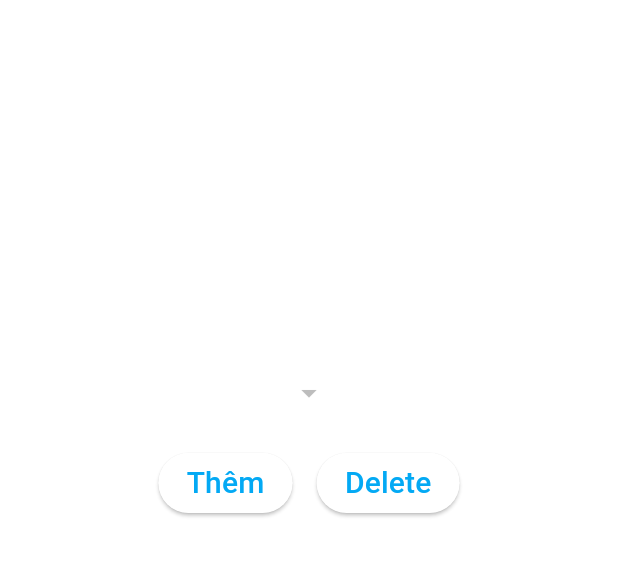
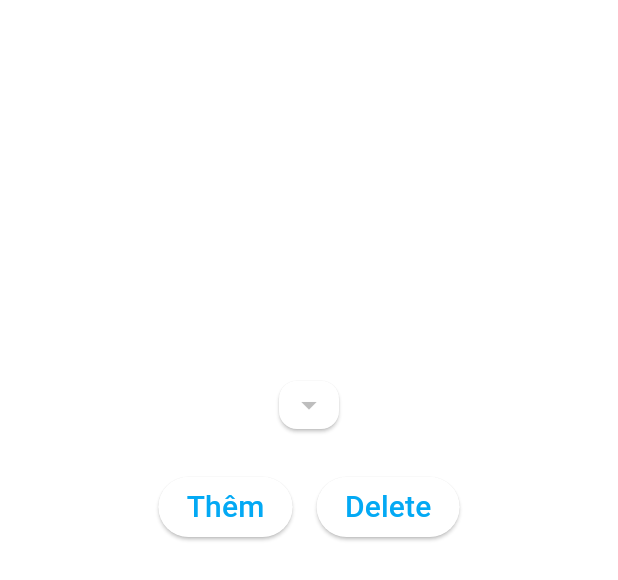
Before and after one commit to Tran-Duc-Nhat-Nam/my_flutter_app, a Flutter app: the HorizontalInputArea widget shown alone on an empty page, opened directly with empty values, on a phone screen of 412 x 824 dp. Shown: the top 580 px of the screen. Run offline on Flutter 3.47's test engine with Material 2 defaults, Android fonts, the phone set to English and light mode, and no system bars; our stand-ins replace firebase_core, firebase_database, youtube_player_iframe; accounts and stored records are empty.

Commit message:
Probably the final update

```diff
--- a/lib/Screens/employee_screen.dart
+++ b/lib/Screens/employee_screen.dart
@@ -292,9 +292,9 @@ class SafeEmployeeGUI extends StatelessWidget {
         const DataTableHeader(
           text: "Nhân viên",
         ),
-        EmployeeTable(getData: getDepartmentData),
+        EmployeeTable(getData: getEmployeeData),
         const DataTableHeader(
-          text: "Nhân viên",
+          text: "Phòng ban",
         ),
         DepartmentTable(getData: getDepartmentData),
         InputArea(
--- a/lib/Widgets/Employee/InputArea/horizontal_layout.dart
+++ b/lib/Widgets/Employee/InputArea/horizontal_layout.dart
@@ -57,11 +57,14 @@ class _HorizontalInputAreaState extends State<HorizontalInputArea> {
                 )),
             Expanded(
               flex: 6,
+              child: Tooltip(
+                message: "Vui lòng chỉ nhập số",
                 child: TextField(
                   readOnly: isReadOnly,
                   inputFormatters: [FilteringTextInputFormatter.digitsOnly],
                   keyboardType: TextInputType.number,
                   controller: widget.getIdControl(),
+                ),
               ),
             ),
           ],
@@ -121,10 +124,37 @@ class _HorizontalInputAreaState extends State<HorizontalInputArea> {
         ),
         Column(
           children: [
-            Padding(
-              padding: const EdgeInsets.only(top: 16.0),
+            Container(
+              margin: const EdgeInsets.all(16.0),
+              child: Card(
+                child: Padding(
+                  padding: const EdgeInsets.only(
+                    left: 8.0,
+                    top: 4.0,
+                    right: 8.0,
+                    bottom: 4.0,
+                  ),
                   child: DropdownButtonHideUnderline(
                     child: DropdownButton<Department>(
+                      focusColor: Colors.white,
+                      selectedItemBuilder: (context) {
+                        return widget.departmentList.map((item) {
+                          return Padding(
+                            padding: const EdgeInsets.only(
+                              left: 8.0,
+                              right: 8.0,
+                            ),
+                            child: Center(
+                              child: Text(
+                                item.name,
+                                style: const TextStyle(
+                                  color: Colors.lightBlue,
+                                ),
+                              ),
+                            ),
+                          );
+                        }).toList();
+                      },
                       dropdownColor: Colors.blue,
                       items: widget.departmentList.map((item) {
                         return DropdownMenuItem<Department>(
@@ -148,11 +178,11 @@ class _HorizontalInputAreaState extends State<HorizontalInputArea> {
                     ),
                   ),
                 ),
+              ),
+            ),
           ],
         ),
-        Container(
-            margin: const EdgeInsets.all(16),
-            child: Row(
+        Row(
           mainAxisAlignment: MainAxisAlignment.center,
           children: [
             Padding(
@@ -175,7 +205,7 @@ class _HorizontalInputAreaState extends State<HorizontalInputArea> {
                   getIdControl: widget.getIdControl, getRef: widget.getRef),
             ),
           ],
-            )),
+        ),
       ],
     );
   }
--- a/lib/Widgets/table_header.dart
+++ b/lib/Widgets/table_header.dart
@@ -14,8 +14,8 @@ class DataTableHeader extends StatelessWidget {
         decoration: BoxDecoration(
             color: Colors.white,
             border: Border.all(color: Colors.white),
-            borderRadius: const BorderRadius.all(Radius.circular(25))),
-        margin: const EdgeInsets.all(16),
+            borderRadius: const BorderRadius.all(Radius.circular(10))),
+        margin: const EdgeInsets.all(12),
         child: Padding(
           padding: const EdgeInsets.only(
             top: 4,
```
Also changed, not shown: lib/Models/Employee.dart (+11 -0 lines), lib/main.dart (+62 -20 lines), pubspec.yaml (+4 -9 lines), pubspec.lock, 7 other files. Lines whose indentation alone changed are shown as unchanged.
